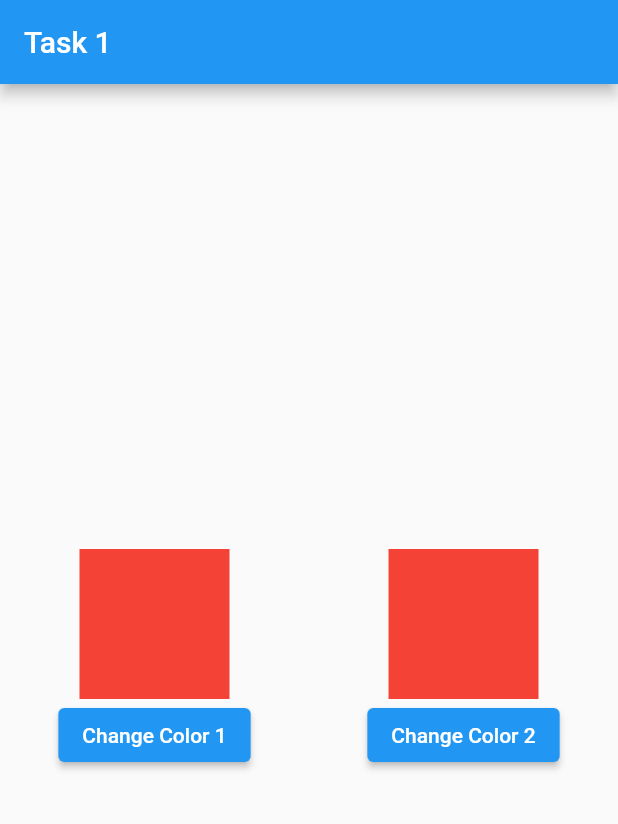
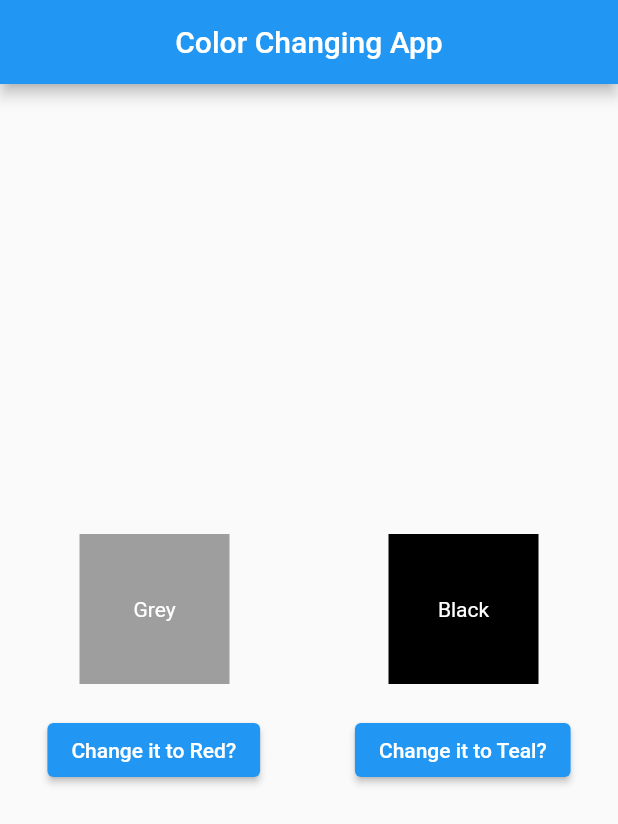
Before and after one commit to Urjalab/Flutter-Class, a Flutter app: the screen it shows after launch, on a phone screen of 412 x 824 dp. Shown: the top 824 px of the screen. Run offline on Flutter 3.47's test engine with Material 2 defaults, Android fonts, the phone set to English and light mode, and no system bars.

Commit message:
task completed

```diff
--- a/task_1/lib/main.dart
+++ b/task_1/lib/main.dart
@@ -8,17 +8,24 @@ class MyApp extends StatefulWidget {
   const MyApp({Key? key}) : super(key: key);
 
   @override
-  _MyAppState createState() => _MyAppState();
+  State<MyApp> createState() => _MyAppState();
 }
 
 class _MyAppState extends State<MyApp> {
+  //use underscore ahead of a variable to make it private, ex: _color1
+  bool firstPressed = false;
+  bool secondPressed = false;
+
   @override
   Widget build(BuildContext context) {
     return MaterialApp(
-      title: "Colored Container",
+      debugShowCheckedModeBanner: false,
       home: Scaffold(
         appBar: AppBar(
-          title: const Text('Task 1'),
+          centerTitle: true,
+          //two types of parameters => unnamed and named parameters
+          //unnamed parameters are always required and should be written in order.
+          title: const Text('Color Changing App'),
         ),
         body: Column(
           mainAxisAlignment: MainAxisAlignment.center,
@@ -27,24 +34,51 @@ class _MyAppState extends State<MyApp> {
               mainAxisAlignment: MainAxisAlignment.spaceAround,
               children: [
                 Container(
+                  width: 100,
                   height: 100,
-                  width: 100,
-                  color: Colors.red,
+                  color: firstPressed ? Colors.red : Colors.grey,
+                  alignment: Alignment.center,
+                  child: Text(
+                    firstPressed ? "Red" : "Grey",
+                    style: const TextStyle(color: Colors.white),
+                  ),
                 ),
                 Container(
+                  width: 100,
                   height: 100,
-                  width: 100,
-                  color: Colors.red,
+                  color: secondPressed ? Colors.teal : Colors.black,
+                  alignment: Alignment.center,
+                  child: Text(
+                    secondPressed ? "Yellow" : "Black",
+                    style: const TextStyle(color: Colors.white),
+                  ),
                 ),
               ],
+            ),
+            Container(
+              height: 20,
             ),
             Row(
               mainAxisAlignment: MainAxisAlignment.spaceAround,
               children: [
                 ElevatedButton(
-                    onPressed: () {}, child: const Text('Change Color 1')),
+                    onPressed: () {
+                      setState(() {
+                        firstPressed = !firstPressed;
+                      });
+                    },
+                    child: Text(firstPressed
+                        ? "Revert Changes?"
+                        : "Change it to Red?")),
                 ElevatedButton(
-                    onPressed: () {}, child: const Text('Change Color 2'))
+                    onPressed: () {
+                      setState(() {
+                        secondPressed = !secondPressed;
+                      });
+                    },
+                    child: Text(secondPressed
+                        ? "Revert Changes?"
+                        : "Change it to Teal?")),
               ],
             )
           ],
```
